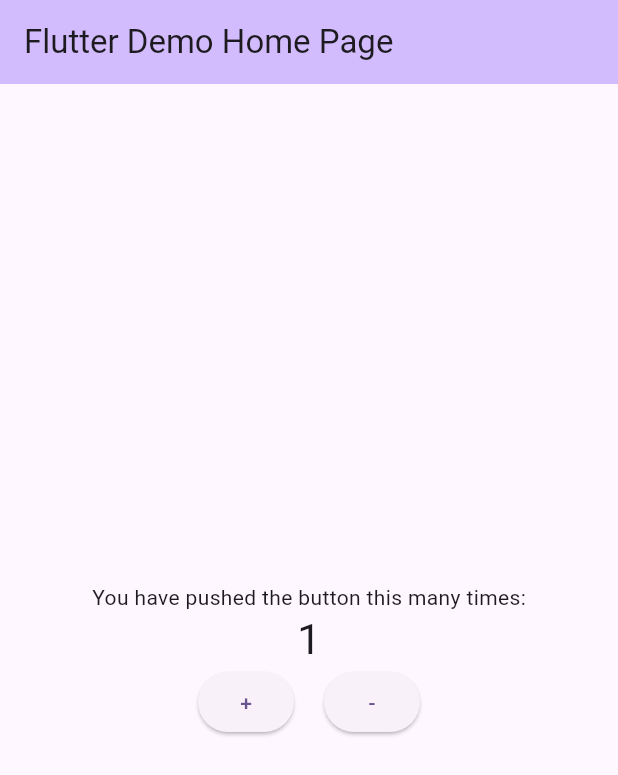
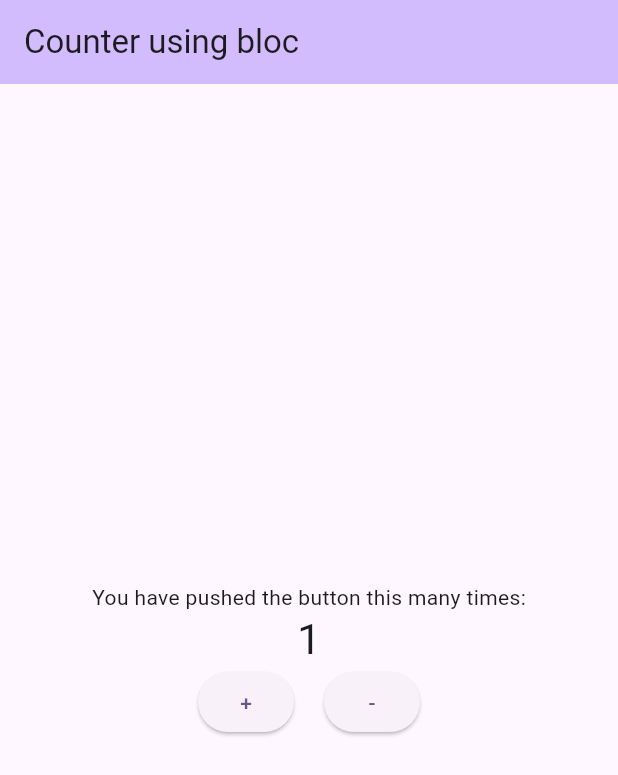
Before and after one commit to tpajak/sandbox-counter, a Flutter app: the screen it shows after launch, after a tap on an icon or button, on a phone screen of 412 x 824 dp. Shown: the top 775 px of the screen. Run offline on Flutter 3.47's test engine with Material 3 defaults, Android fonts, the phone set to English and light mode, and no system bars; our stand-ins replace flutter_bloc.

Commit message:
feat: simple counter implementation

```diff
--- /dev/null
+++ b/lib/counter_event.dart
@@ -0,0 +1,18 @@
+import 'package:flutter_bloc/flutter_bloc.dart';
+
+sealed class CounterEvent {}
+
+final class CounterIncrementPressed extends CounterEvent {}
+
+final class CounterDecrementPressed extends CounterEvent {}
+
+class CounterBloc extends Bloc<CounterEvent, int> {
+  CounterBloc({int initialState = 0}) : super(initialState) {
+    on<CounterIncrementPressed>((event, emit) {
+      emit(state + 1);
+    });
+    on<CounterDecrementPressed>((event, emit) {
+      emit(state - 1);
+    });
+  }
+}
--- a/lib/main.dart
+++ b/lib/main.dart
@@ -1,6 +1,8 @@
+import 'package:counter/counter_event.dart';
 import 'package:flutter/material.dart';
+import 'package:flutter_bloc/flutter_bloc.dart';
 
-void main() {
+void main() async {
   runApp(const MyApp());
 }
 
@@ -11,64 +13,24 @@ class MyApp extends StatelessWidget {
   @override
   Widget build(BuildContext context) {
     return MaterialApp(
-      title: 'Flutter Demo',
+      title: 'Counter',
       theme: ThemeData(
-        // This is the theme of your application.
-        //
-        // TRY THIS: Try running your application with "flutter run". You'll see
-        // the application has a blue toolbar. Then, without quitting the app,
-        // try changing the seedColor in the colorScheme below to Colors.green
-        // and then invoke "hot reload" (save your changes or press the "hot
-        // reload" button in a Flutter-supported IDE, or press "r" if you used
-        // the command line to start the app).
-        //
-        // Notice that the counter didn't reset back to zero; the application
-        // state is not lost during the reload. To reset the state, use hot
-        // restart instead.
-        //
-        // This works for code too, not just values: Most code changes can be
-        // tested with just a hot reload.
         colorScheme: ColorScheme.fromSeed(seedColor: Colors.deepPurple),
         useMaterial3: true,
       ),
-      home: const MyHomePage(title: 'Flutter Demo Home Page'),
+      home: BlocProvider(
+          create: (BuildContext context) => CounterBloc(),
+          child: const MyHomePage(title: 'Counter using bloc')),
     );
   }
 }
 
-class MyHomePage extends StatefulWidget {
+class MyHomePage extends StatelessWidget {
   const MyHomePage({super.key, required this.title});
-
-  // This widget is the home page of your application. It is stateful, meaning
-  // that it has a State object (defined below) that contains fields that affect
-  // how it looks.
-
-  // This class is the configuration for the state. It holds the values (in this
-  // case the title) provided by the parent (in this case the App widget) and
-  // used by the build method of the State. Fields in a Widget subclass are
-  // always marked "final".
 
   final String title;
 
-  @override
-  State<MyHomePage> createState() => _MyHomePageState();
-}
-
-class _MyHomePageState extends State<MyHomePage> {
-  int _counter = 0;
-
-  void _incrementCounter() {
-    setState(() {
-      _counter++;
-    });
-  }
-
-  void _decrementCounter() {
-    setState(() {
-      _counter--;
-    });
-  }
-
+  // final cubitB = CounterCubit(initialValue: 10);
   @override
   Widget build(BuildContext context) {
     // This method is rerun every time setState is called, for instance as done
@@ -85,7 +47,7 @@ class _MyHomePageState extends State<MyHomePage> {
         backgroundColor: Theme.of(context).colorScheme.inversePrimary,
         // Here we take the value from the MyHomePage object that was created by
         // the App.build method, and use it to set our appbar title.
-        title: Text(widget.title),
+        title: Text(title),
       ),
       body: Center(
         child: Column(
@@ -94,20 +56,27 @@ class _MyHomePageState extends State<MyHomePage> {
             const Text(
               'You have pushed the button this many times:',
             ),
-            Text(
-              '$_counter',
-              style: Theme.of(context).textTheme.headlineMedium,
+            BlocBuilder<CounterBloc, int>(
+              builder: (context, state) {
+                return Text(
+                  '$state',
+                  style: Theme.of(context).textTheme.headlineMedium,
+                );
+              },
             ),
             Row(
               mainAxisAlignment: MainAxisAlignment.center,
               children: [
                 ElevatedButton(
-                  onPressed: _incrementCounter,
+                  onPressed: () => context
+                      .read<CounterBloc>()
+                      .add(CounterIncrementPressed()),
                   child: const Text(' + '),
                 ),
                 const SizedBox(width: 20),
                 ElevatedButton(
-                  onPressed: _decrementCounter,
+                  onPressed: () => BlocProvider.of<CounterBloc>(context)
+                      .add(CounterDecrementPressed()),
                   child: const Text(' - '),
                 ),
               ],
--- a/pubspec.yaml
+++ b/pubspec.yaml
@@ -35,6 +35,8 @@ dependencies:
   # The following adds the Cupertino Icons font to your application.
   # Use with the CupertinoIcons class for iOS style icons.
   cupertino_icons: ^1.0.2
+  bloc: ^8.1.2
+  flutter_bloc: ^8.1.3
 
 dev_dependencies:
   flutter_test:
```
Also changed, not shown: pubspec.lock.
